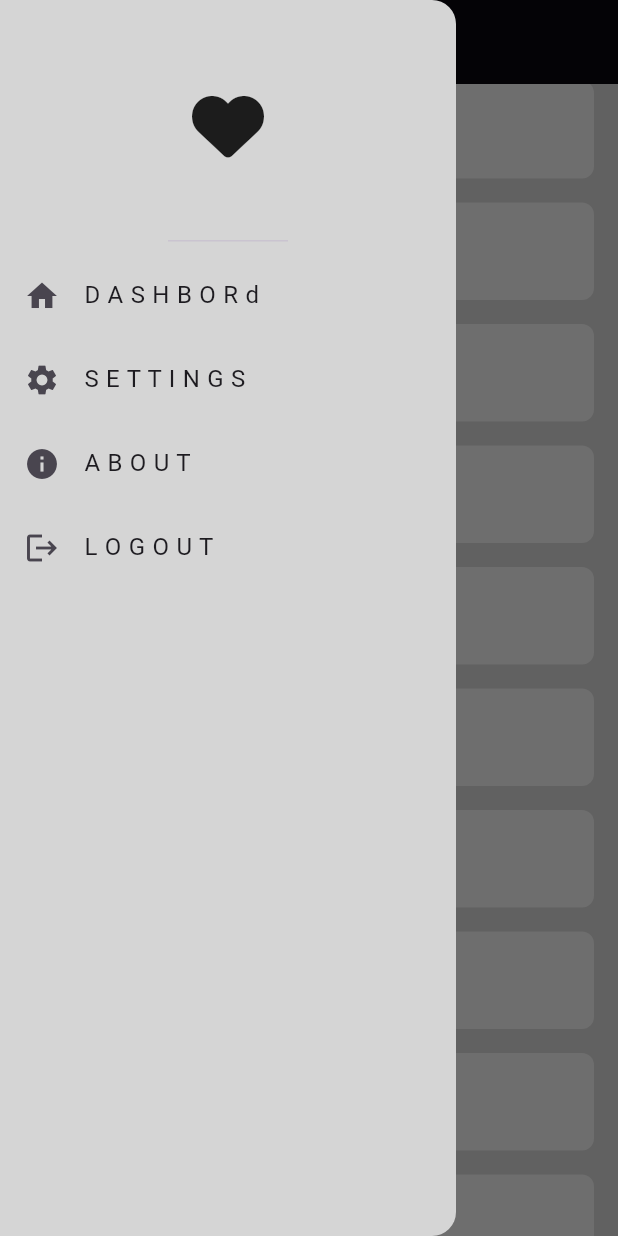
After one commit to alfee3l/adaptaive_layout, a Flutter app: the screen it shows after launch, scrolled down 576 dp, after a tap on the "menu" icon, on a phone screen of 412 x 824 dp. The commit adds this screen. Run offline on Flutter 3.47's test engine with Material 3 defaults, Android fonts, the phone set to English and light mode, and no system bars; our stand-ins replace font_awesome_flutter.

Commit message:
mobile layout done

```diff
--- /dev/null
+++ b/lib/models/drawer_items_model.dart
@@ -0,0 +1,8 @@
+import 'package:flutter/material.dart';
+
+class DrawerItemsModel {
+  final String title;
+  final IconData icon;
+
+  const DrawerItemsModel({required this.title, required this.icon});
+}
--- a/lib/view/home.dart
+++ b/lib/view/home.dart
@@ -1,16 +1,31 @@
+import 'package:adaptaive_layout/view/widgets/custom_drawer.dart';
 import 'package:adaptaive_layout/view/widgets/home_view_body.dart';
 import 'package:flutter/material.dart';
 
-class HomeView extends StatelessWidget {
+class HomeView extends StatefulWidget {
   const HomeView({super.key});
 
   @override
+  State<HomeView> createState() => _HomeViewState();
+}
+
+class _HomeViewState extends State<HomeView> {
+  GlobalKey<ScaffoldState> ScaffoldKey = GlobalKey();
+
+  @override
   Widget build(BuildContext context) {
-    return  Scaffold(
+    return Scaffold(
+      key: ScaffoldKey,
+      drawer: CustomDrawer(),
       backgroundColor: Color(0xffD3D3D3),
       appBar: AppBar(
         backgroundColor: Colors.black,
-        leading: const Icon(Icons.menu,color: Colors.white,),
+        leading: GestureDetector(
+          onTap: () {
+            ScaffoldKey.currentState!.openDrawer();
+          },
+          child: const Icon(Icons.menu, color: Colors.white),
+        ),
       ),
       body: HomeViewBody(),
     );
--- /dev/null
+++ b/lib/view/widgets/custom_drawer.dart
@@ -0,0 +1,29 @@
+import 'package:adaptaive_layout/models/drawer_items_model.dart';
+import 'package:adaptaive_layout/view/widgets/custom_drawer_item.dart';
+import 'package:adaptaive_layout/view/widgets/custom_drawer_item_list_view.dart';
+import 'package:flutter/material.dart';
+import 'package:font_awesome_flutter/font_awesome_flutter.dart';
+
+class CustomDrawer extends StatelessWidget {
+  const CustomDrawer({super.key});
+  final List<DrawerItemsModel> items = const [
+    DrawerItemsModel(title: 'D A S H B O R d', icon: Icons.home),
+
+    DrawerItemsModel(title: 'S E T T I N G S', icon: Icons.settings),
+
+    DrawerItemsModel(title: 'A B O U T ', icon: Icons.info),
+    DrawerItemsModel(title: 'L O G O U T  ', icon: Icons.logout),
+  ];
+  @override
+  Widget build(BuildContext context) {
+    return Drawer(
+      backgroundColor: Color(0xffD5D5D5),
+      child: Column(
+        children: [
+          DrawerHeader(child: Icon(FontAwesomeIcons.solidHeart, size: 48)),
+          CustomDrawerItemListView(items: items),
+        ],
+      ),
+    );
+  }
+}
--- /dev/null
+++ b/lib/view/widgets/custom_drawer_item.dart
@@ -0,0 +1,14 @@
+import 'package:adaptaive_layout/models/drawer_items_model.dart';
+import 'package:flutter/material.dart';
+
+class CustomDrawerItem extends StatelessWidget {
+  const CustomDrawerItem({super.key, required this.drawerItemsModel});
+  final DrawerItemsModel drawerItemsModel;
+  @override
+  Widget build(BuildContext context) {
+    return ListTile(
+      leading: Icon(drawerItemsModel.icon),
+      title: Text(drawerItemsModel.title),
+    );
+  }
+}
--- /dev/null
+++ b/lib/view/widgets/custom_drawer_item_list_view.dart
@@ -0,0 +1,25 @@
+
+import 'package:adaptaive_layout/models/drawer_items_model.dart';
+import 'package:adaptaive_layout/view/widgets/custom_drawer_item.dart';
+import 'package:flutter/material.dart';
+
+class CustomDrawerItemListView extends StatelessWidget {
+  const CustomDrawerItemListView({
+    super.key,
+    required this.items,
+  });
+
+  final List<DrawerItemsModel> items;
+
+  @override
+  Widget build(BuildContext context) {
+    return ListView.builder(
+      shrinkWrap: true,
+      physics: NeverScrollableScrollPhysics(),
+      itemCount: items.length,
+      itemBuilder: (context, index) {
+        return CustomDrawerItem(drawerItemsModel: items[index]);
+      },
+    );
+  }
+}
```
Also changed, not shown: pubspec.yaml (+4 -11 lines), pubspec.lock.
